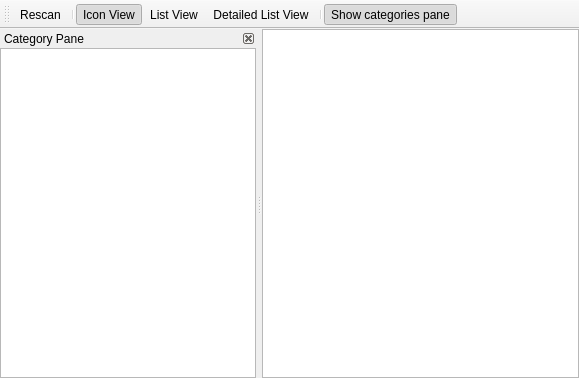
First picture: the form in testgui.ui, repository ssokolow/game_launcher, before the edit.
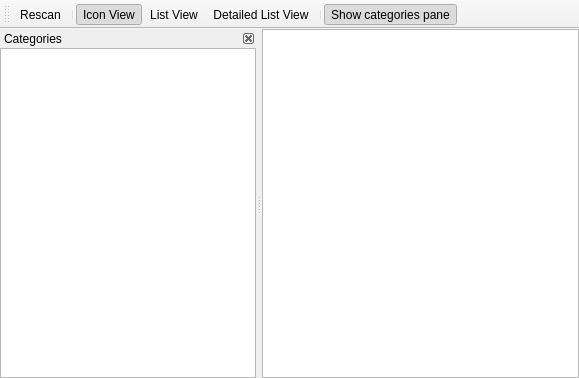
Second picture: the form after the edit. Icons and pictures are not drawn.

Commit message:
testgui.ui: Rename "Category Pane" to "Categories"
(It's also used as the actual pane's title)

What changed in the file:
```diff
--- a/testgui.ui
+++ b/testgui.ui
@@ -171,7 +171,7 @@
     <set>Qt::LeftDockWidgetArea|Qt::RightDockWidgetArea</set>
    </property>
    <property name="windowTitle">
-    <string>Category Pane</string>
+    <string>Categories</string>
    </property>
    <attribute name="dockWidgetArea">
     <number>1</number>
```
